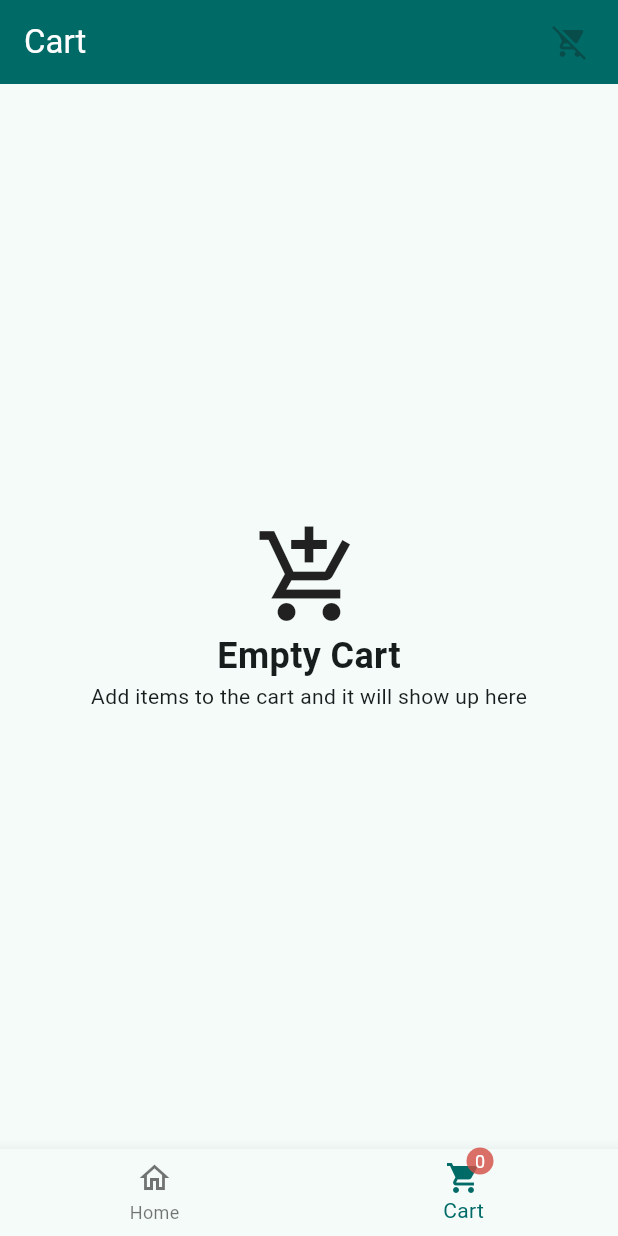
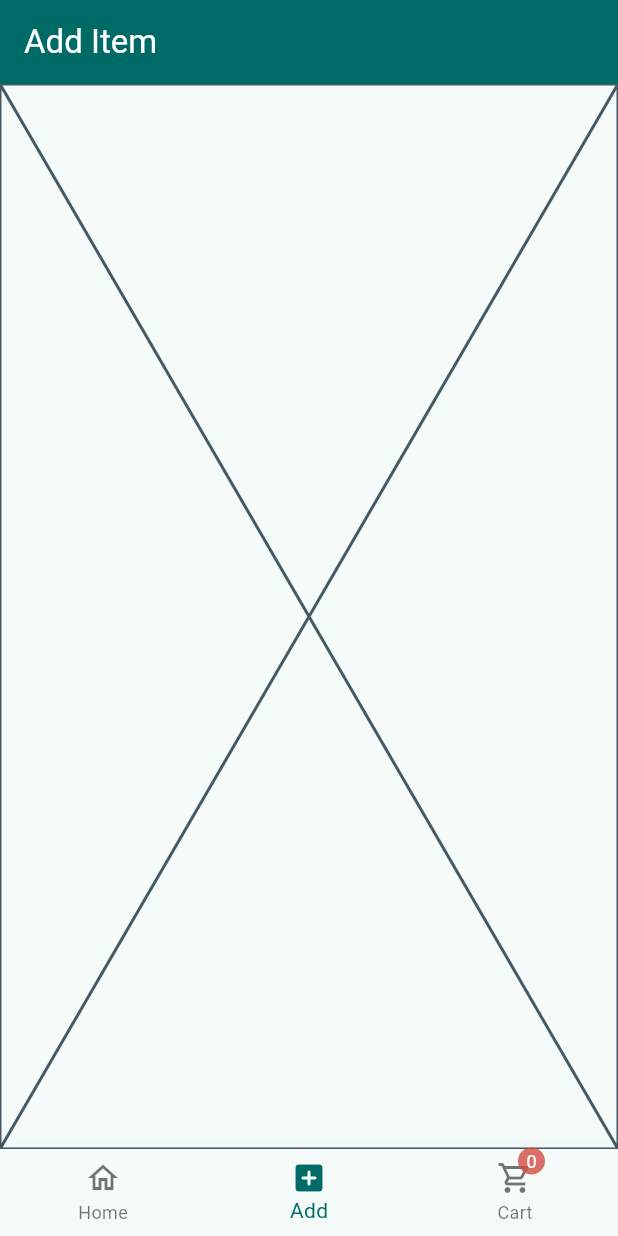
Before and after one commit to israel-oye/shop-app-example, a Flutter app: the Skeleton screen opened directly, item 2 of the bottom bar chosen, on a phone screen of 412 x 824 dp. Run offline on Flutter 3.47's test engine with Material 3 defaults, Android fonts, the phone set to English and light mode, and no system bars; our stand-ins replace dio; network calls fail.

```diff
--- /dev/null
+++ b/lib/screens/new_item_screen.dart
@@ -0,0 +1,15 @@
+import 'package:flutter/material.dart';
+
+class NewItemScreen extends StatefulWidget {
+  const NewItemScreen({super.key});
+
+  @override
+  State<NewItemScreen> createState() => _NewItemScreenState();
+}
+
+class _NewItemScreenState extends State<NewItemScreen> {
+  @override
+  Widget build(BuildContext context) {
+    return const Placeholder();
+  }
+}
--- a/lib/skeleton.dart
+++ b/lib/skeleton.dart
@@ -3,6 +3,7 @@ import 'package:provider/provider.dart';
 import 'package:shop_app/providers/cart_provider.dart';
 import 'package:shop_app/screens/cart_screen.dart';
 import 'package:shop_app/screens/home_screen.dart';
+import 'package:shop_app/screens/new_item_screen.dart';
 
 class Skeleton extends StatefulWidget {
   const Skeleton({super.key});
@@ -13,9 +14,10 @@ class Skeleton extends StatefulWidget {
 
 class _SkeletonState extends State<Skeleton> {
   int _currentPageIndex = 0;
-
+  String _currentPageTitle = '';
   List<Widget> pages = [
     const HomeScreen(),
+    const NewItemScreen(),
     const CartScreen(),
   ];
 
@@ -23,13 +25,21 @@ class _SkeletonState extends State<Skeleton> {
   Widget build(BuildContext context) {
   final theme = Theme.of(context);
 
+  if (_currentPageIndex == 0) {
+      _currentPageTitle = 'Home';
+    } else if (_currentPageIndex == 1) {
+      _currentPageTitle = 'Add Item';
+    } else if (_currentPageIndex == 2) {
+      _currentPageTitle = 'Cart';
+    }
+
     return Scaffold(
       appBar: AppBar(
         backgroundColor: theme.colorScheme.primary,
         foregroundColor: theme.colorScheme.onPrimary,
-        title: Text(_currentPageIndex == 0? 'Home': 'Cart'),
+        title: Text(_currentPageTitle),
         actions: [
-          if (_currentPageIndex == 1)
+          if (_currentPageIndex == 2)
             ClearCartButton(),
           SizedBox(width: 8,)
         ],
@@ -50,11 +60,19 @@ class _SkeletonState extends State<Skeleton> {
             label: 'Home'
           ),
           BottomNavigationBarItem(
+            icon: Icon(
+              _currentPageIndex == 1
+                  ? Icons.add_box_rounded
+                  : Icons.add_box_outlined,
+            ),
+            label: 'Add'
+          ),
+          BottomNavigationBarItem(
             icon: Stack(
               clipBehavior: Clip.none,
               children: [
                 Icon(
-                  _currentPageIndex == 1
+                  _currentPageIndex == 2
                       ? Icons.shopping_cart
                       : Icons.shopping_cart_outlined,
                 ),
```
